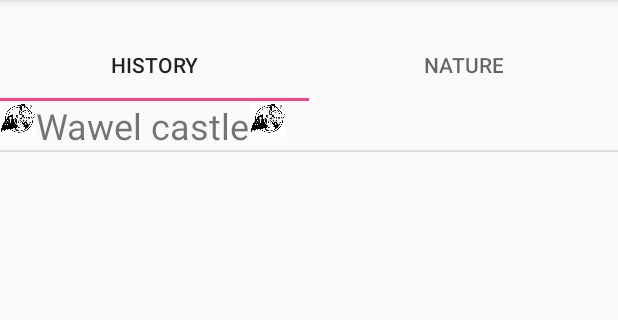
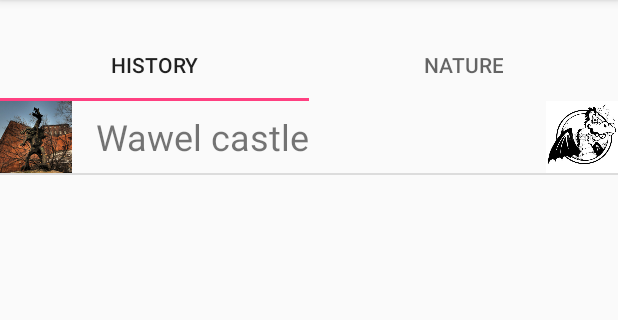
Before and after one commit to wojtekno/SeeUKrakow, an Android app: the screen it shows after launch (MainActivity), on a phone screen of 412 x 824 dp, the part 84-404 px from its top. Run offline under Robolectric (Android 15) with nearby library versions, the phone set to English and light mode, and no system bars.

Commit message:
Modify PlaceAdapter

```diff
--- a/app/build.gradle
+++ b/app/build.gradle
@@ -23,6 +23,7 @@ dependencies {
     implementation 'com.android.support:appcompat-v7:26.1.0'
     implementation 'com.android.support.constraint:constraint-layout:1.1.0'
     implementation 'com.android.support:support-v4:26.1.0'
+    androidTestCompile 'com.android.support:support-annotations:26.1.0'
     testImplementation 'junit:junit:4.12'
     compile 'com.android.support:design:26.1.0'
     androidTestImplementation 'com.android.support.test:runner:1.0.2'
--- a/app/src/main/java/com/example/android/seeukrakow/NatureFragment.java
+++ b/app/src/main/java/com/example/android/seeukrakow/NatureFragment.java
@@ -28,7 +28,7 @@ public class NatureFragment extends Fragment {
         ViewGroup rootView = (ViewGroup) inflater.inflate(R.layout.place_list, container, false);
 
         ArrayList<Place> placesList = new ArrayList<Place>();
-        placesList.add(new Place(getString(R.string.wawels_dragon), getString(R.string.wawels_dragon_desc)));
+        placesList.add(new Place(getString(R.string.wawels_dragon), getString(R.string.wawels_dragon_desc), R.drawable.smok_wawelski_photo));
 
 //        TextView description = (TextView) container.findViewById(R.id.place_name_tv);
 //        description.setText(placesList.get(0).getPlaceName());
--- a/app/src/main/java/com/example/android/seeukrakow/PlaceAdapter.java
+++ b/app/src/main/java/com/example/android/seeukrakow/PlaceAdapter.java
@@ -7,6 +7,7 @@ import android.view.LayoutInflater;
 import android.view.View;
 import android.view.ViewGroup;
 import android.widget.ArrayAdapter;
+import android.widget.ImageView;
 import android.widget.TextView;
 
 import java.util.List;
@@ -18,6 +19,7 @@ import java.util.List;
 public class PlaceAdapter extends ArrayAdapter<Place> {
 
     MyOnItemClickListener callback;
+
     public PlaceAdapter(@NonNull Context context, int resource, @NonNull List<Place> objects, MyOnItemClickListener myOnItemClickListener) {
         super(context, resource, objects);
         this.callback = myOnItemClickListener;
@@ -43,15 +45,17 @@ public class PlaceAdapter extends ArrayAdapter<Place> {
                 callback.onItemClick(position);
             }
         });
-
+        if (currentPlace.getImageResId() != 0) {
+            ImageView placeIcon = (ImageView) convertView.findViewById(R.id.photo_image);
+            placeIcon.setImageResource(currentPlace.getImageResId());
+        }
         return convertView;
     }
 
 
-
 }
 
- interface MyOnItemClickListener {
+interface MyOnItemClickListener {
 
     void onItemClick(int position);
 }
--- a/app/src/main/res/layout/activity_place.xml
+++ b/app/src/main/res/layout/activity_place.xml
@@ -9,9 +9,9 @@
 
     <ImageView
         android:id="@+id/place_picure"
-        android:layout_width="wrap_content"
-        android:layout_height="wrap_content"
-        android:src="@mipmap/ic_launcher"/>
+        android:layout_width="200dp"
+        android:layout_height="200dp"
+        android:src="@drawable/krakow_herb"/>
 
     <TextView
         android:id="@id/place_name_tv"
--- a/app/src/main/res/layout/object_list_item.xml
+++ b/app/src/main/res/layout/object_list_item.xml
@@ -1,24 +1,29 @@
 <?xml version="1.0" encoding="utf-8"?>
-<LinearLayout    xmlns:android="http://schemas.android.com/apk/res/android" android:layout_width="match_parent"
-    android:layout_height="wrap_content">
+<LinearLayout xmlns:android="http://schemas.android.com/apk/res/android"
+    android:layout_width="match_parent"
+    android:layout_height="wrap_content"
+    android:gravity="center_vertical">
 
     <ImageView
         android:id="@+id/photo_image"
-        android:layout_width="24dp"
-        android:layout_height="24dp"
-        android:src="@drawable/smok_ic"/>
+        android:layout_width="@dimen/icon_width"
+        android:layout_height="@dimen/icon_width"
+        android:src="@drawable/smok_wawelski_photo"
+        android:scaleType="centerCrop"/>
 
     <TextView
         android:id="@+id/place_name_tv"
-        android:layout_width="wrap_content"
+        android:layout_width="0dp"
         android:layout_height="wrap_content"
+        android:layout_weight="1"
+        android:paddingLeft="16dp"
         android:text="Smok Wawelski"
-        android:textSize="24sp"/>
+        android:textSize="24sp" />
 
     <ImageView
         android:id="@+id/play_ic_"
-        android:layout_width="24dp"
-        android:layout_height="24dp"
-        android:src="@drawable/smok_ic"/>
+        android:layout_width="@dimen/icon_width"
+        android:layout_height="@dimen/icon_width"
+        android:src="@drawable/smok_ic" />
 
 </LinearLayout>
--- /dev/null
+++ b/app/src/main/res/values/dimens.xml
@@ -0,0 +1,4 @@
+<?xml version="1.0" encoding="utf-8"?>
+<resources>
+    <dimen name="icon_width">48dp</dimen>
+</resources>
```
Also changed, not shown: app/src/main/res/drawable-hdpi/krakow_herb.png (added), app/src/main/res/drawable-hdpi/smok_wawelski_photo.png (added), app/src/main/res/drawable-mdpi/krakow_herb.png (added), app/src/main/res/drawable-mdpi/smok_wawelski_photo.png (added), app/src/main/res/drawable-xhdpi/krakow_herb.png (added), app/src/main/res/drawable-xhdpi/smok_wawelski_photo.png (added), app/src/main/res/drawable-xxhdpi/krakow_herb.png (added), app/src/main/res/drawable-xxhdpi/smok_wawelski_photo.png (added), app/src/main/res/drawable-xxxhdpi/krakow_herb.png (added), app/src/main/res/drawable-xxxhdpi/smok_wawelski_photo.png (added), app/src/main/res/drawable/krakow_herb.png (added), app/src/main/res/drawable/smok_wawelski.jpg (added).
